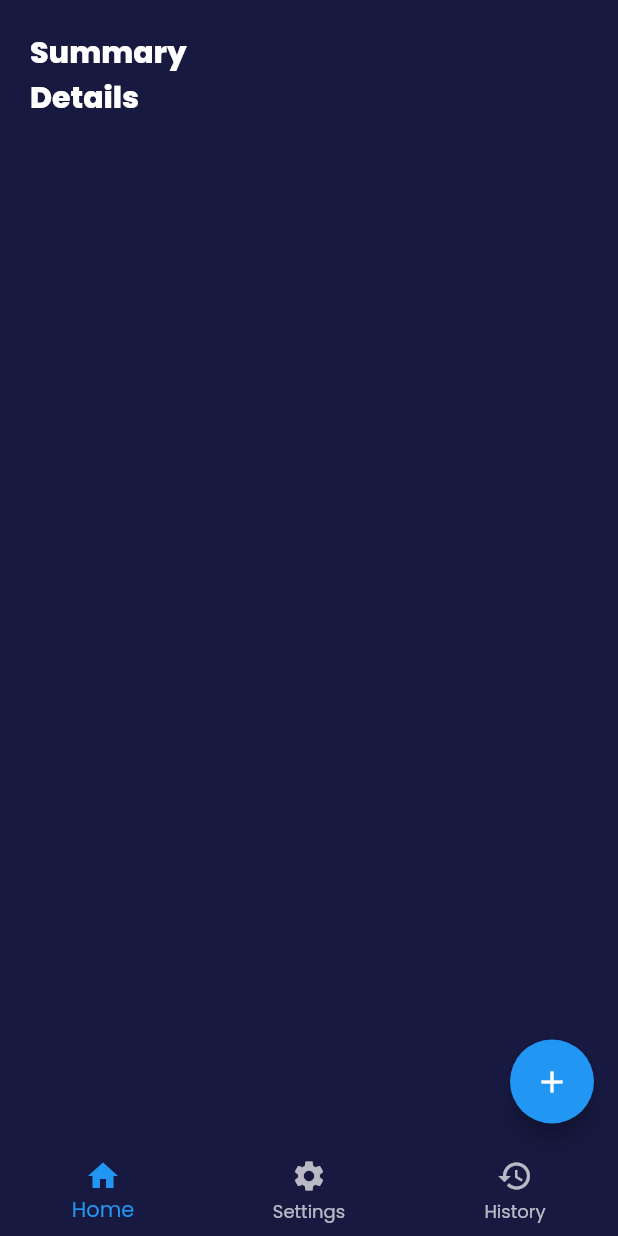
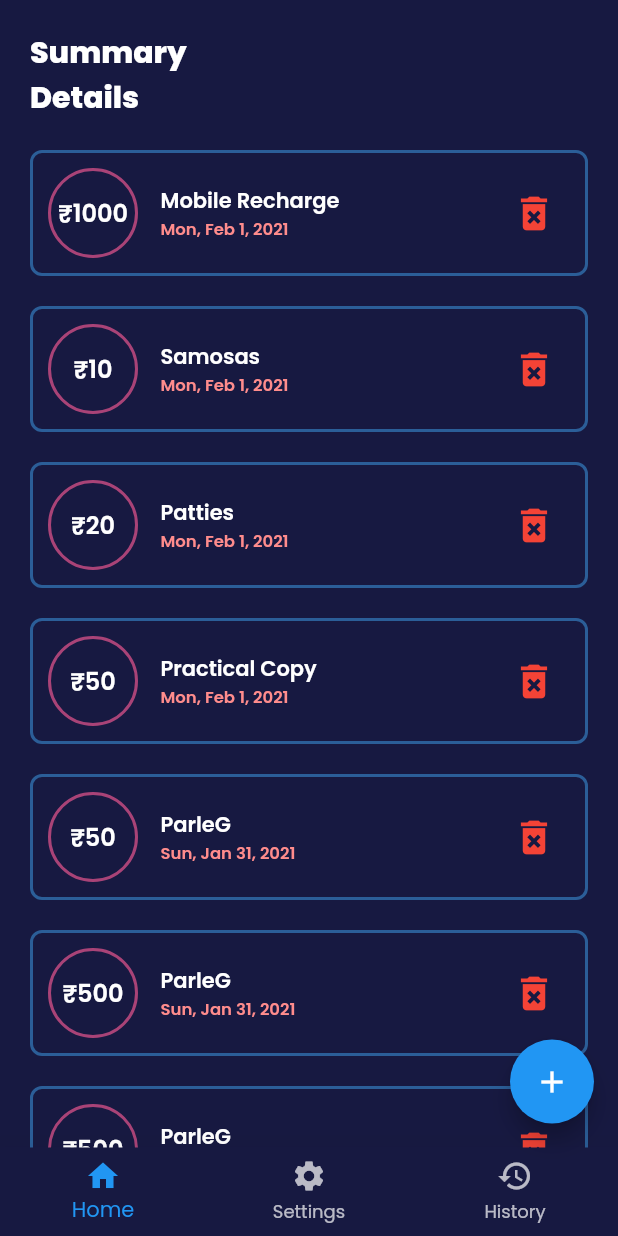
Before and after one commit to CrypticPoet/ExpenseTracker, a Flutter app: the screen it shows after launch, on a phone screen of 412 x 824 dp. Run offline on Flutter 3.47's test engine with Material 2 defaults, Android fonts, the phone set to English and light mode, and no system bars; our stand-ins replace google_fonts.

Commit message:
Added transaction list to the main screen

```diff
--- a/expense_tracker/lib/screens/screen.dart
+++ b/expense_tracker/lib/screens/screen.dart
@@ -2,6 +2,7 @@ import 'package:flutter/material.dart';
 import 'package:expense_tracker/constants.dart';
 import 'package:expense_tracker/models/transaction.dart';
 import 'package:expense_tracker/screens/widgets/add_transaction_modal.dart';
+import 'package:expense_tracker/screens/widgets/transaction_list.dart';
 
 class Screen extends StatefulWidget {
   static const Color bg = kBgColor;
@@ -80,6 +81,7 @@ class _ScreenState extends State<Screen> {
                 Text('Summary', style: kHeading1Style),
                 Text('Details', style: kHeading1Style),
                 SizedBox(height: 20),
+                TransactionList(transactions, _deleteTransaction),
               ],
             ),
           ),
--- /dev/null
+++ b/expense_tracker/lib/screens/widgets/transaction_detail.dart
@@ -0,0 +1,63 @@
+import 'package:flutter/material.dart';
+import 'package:expense_tracker/constants.dart';
+
+class TransactionDetail extends StatelessWidget {
+  final String title;
+  final int amount;
+  final String date;
+  final int index;
+  final Function handler;
+
+  TransactionDetail({this.title, this.amount, this.date, this.index, this.handler});
+
+  @override
+  Widget build(BuildContext context) {
+    return Container(
+      child: Row(
+        crossAxisAlignment: CrossAxisAlignment.center,
+        children: <Widget>[
+          Container(
+            width: 60,
+            alignment: Alignment.center,
+            height: 60,
+            decoration: kCircleBoxDecoration,
+            margin: EdgeInsets.only(right: 15),
+            padding: EdgeInsets.all(2),
+            child: FittedBox(
+              child: Text(
+                '₹$amount',
+                style: kTextStyle.copyWith(fontSize: 16),
+              ),
+            ),
+          ),
+          Column(
+            mainAxisSize: MainAxisSize.min,
+            mainAxisAlignment: MainAxisAlignment.center,
+            crossAxisAlignment: CrossAxisAlignment.start,
+            children: <Widget>[
+              Container(
+                  width: 180,
+                  child: Text(
+                    title,
+                    style: kTextStyle,
+                  )),
+              Text('$date', style: kSecTextSyle.copyWith(color: kTextSecColor), maxLines: 1),
+            ],
+          ),
+          Spacer(),
+          IconButton(
+            icon: Icon(
+              Icons.delete_forever,
+              color: Colors.red,
+            ),
+            onPressed: () => handler(index),
+            iconSize: 30,
+          ),
+        ],
+      ),
+      padding: EdgeInsets.all(10),
+      margin: EdgeInsets.only(bottom: 20),
+      decoration: kBoxDecoration,
+    );
+  }
+}
--- /dev/null
+++ b/expense_tracker/lib/screens/widgets/transaction_list.dart
@@ -0,0 +1,27 @@
+import 'package:flutter/material.dart';
+import 'package:intl/intl.dart';
+import 'package:expense_tracker/models/transaction.dart';
+import './transaction_detail.dart';
+
+class TransactionList extends StatelessWidget {
+  final List<Transaction> transactions;
+  final Function deleteHandler;
+
+  TransactionList(this.transactions, this.deleteHandler);
+
+  @override
+  Widget build(BuildContext context) {
+    return Column(
+      children: [
+        for (var i = 0; i < transactions.length; i++)
+          TransactionDetail(
+            title: transactions[i].title,
+            amount: transactions[i].amount,
+            date: DateFormat.yMMMEd().format(transactions[i].date),
+            index: i,
+            handler: deleteHandler,
+          ),
+      ],
+    );
+  }
+}
```
